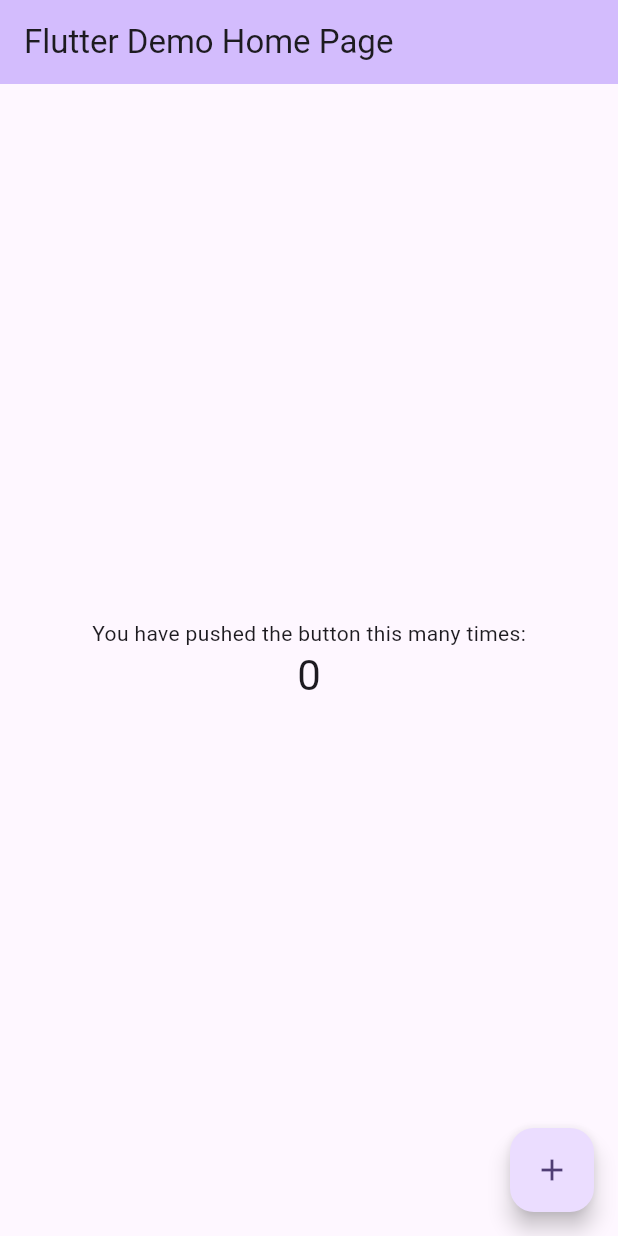
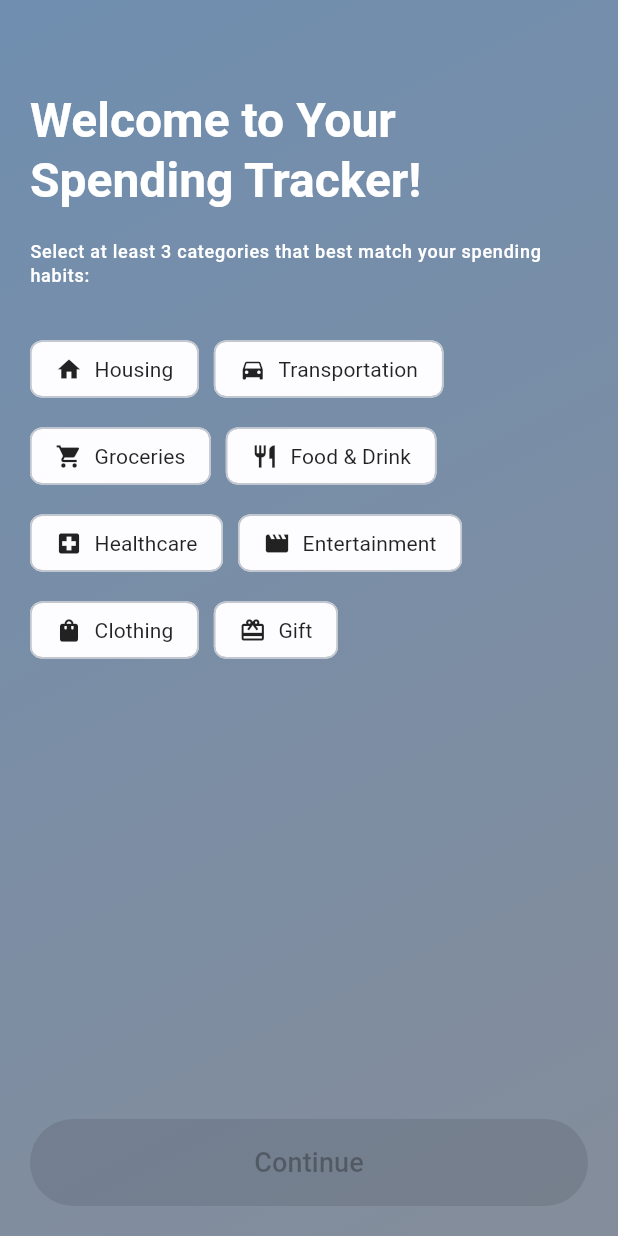
Before and after one commit to tenmo2003/spending-management-flutter, a Flutter app: the screen it shows after launch, on a phone screen of 412 x 824 dp. Run offline on Flutter 3.47's test engine with Material 3 defaults, Android fonts, the light colour scheme and no system bars; our stand-ins replace shared_preferences.

Commit message:
feat: added home screen and category selection screen

```diff
--- a/lib/main.dart
+++ b/lib/main.dart
@@ -1,125 +1,68 @@
 import 'package:flutter/material.dart';
+import 'package:spending_management_app/screens/home_page.dart';
+import 'screens/category_selection_screen.dart';
+import 'package:shared_preferences/shared_preferences.dart';
 
 void main() {
   runApp(const MyApp());
 }
 
 class MyApp extends StatelessWidget {
-  const MyApp({super.key});
+  const MyApp({Key? key}) : super(key: key);
 
-  // This widget is the root of your application.
   @override
   Widget build(BuildContext context) {
     return MaterialApp(
-      title: 'Flutter Demo',
+      title: 'Spending Management App',
       theme: ThemeData(
-        // This is the theme of your application.
-        //
-        // TRY THIS: Try running your application with "flutter run". You'll see
-        // the application has a purple toolbar. Then, without quitting the app,
-        // try changing the seedColor in the colorScheme below to Colors.green
-        // and then invoke "hot reload" (save your changes or press the "hot
-        // reload" button in a Flutter-supported IDE, or press "r" if you used
-        // the command line to start the app).
-        //
-        // Notice that the counter didn't reset back to zero; the application
-        // state is not lost during the reload. To reset the state, use hot
-        // restart instead.
-        //
-        // This works for code too, not just values: Most code changes can be
-        // tested with just a hot reload.
-        colorScheme: ColorScheme.fromSeed(seedColor: Colors.deepPurple),
-        useMaterial3: true,
+        colorScheme: ColorScheme.fromSeed(seedColor: Colors.blue),
+        visualDensity: VisualDensity.adaptivePlatformDensity,
       ),
-      home: const MyHomePage(title: 'Flutter Demo Home Page'),
+      home: const FirstTimeCheck(),
     );
   }
 }
 
-class MyHomePage extends StatefulWidget {
-  const MyHomePage({super.key, required this.title});
-
-  // This widget is the home page of your application. It is stateful, meaning
-  // that it has a State object (defined below) that contains fields that affect
-  // how it looks.
-
-  // This class is the configuration for the state. It holds the values (in this
-  // case the title) provided by the parent (in this case the App widget) and
-  // used by the build method of the State. Fields in a Widget subclass are
-  // always marked "final".
-
-  final String title;
+class FirstTimeCheck extends StatefulWidget {
+  const FirstTimeCheck({Key? key}) : super(key: key);
 
   @override
-  State<MyHomePage> createState() => _MyHomePageState();
+  _FirstTimeCheckState createState() => _FirstTimeCheckState();
 }
 
-class _MyHomePageState extends State<MyHomePage> {
-  int _counter = 0;
+class _FirstTimeCheckState extends State<FirstTimeCheck> {
+  @override
+  void initState() {
+    super.initState();
+    checkFirstTime();
+  }
 
-  void _incrementCounter() {
-    setState(() {
-      // This call to setState tells the Flutter framework that something has
-      // changed in this State, which causes it to rerun the build method below
-      // so that the display can reflect the updated values. If we changed
-      // _counter without calling setState(), then the build method would not be
-      // called again, and so nothing would appear to happen.
-      _counter++;
-    });
+  Future<void> checkFirstTime() async {
+    final prefs = await SharedPreferences.getInstance();
+    final isFirstTime = prefs.getBool('isFirstTime') ?? true;
+
+    if (mounted) {
+      if (isFirstTime) {
+        // First time user, show category selection screen
+        Navigator.of(context).pushReplacement(
+          MaterialPageRoute(
+              builder: (context) => const CategorySelectionScreen()),
+        );
+      } else {
+        // Returning user, show home page
+        Navigator.of(context).pushReplacement(
+          MaterialPageRoute(builder: (context) => const HomePage()),
+        );
+      }
+    }
   }
 
   @override
   Widget build(BuildContext context) {
-    // This method is rerun every time setState is called, for instance as done
-    // by the _incrementCounter method above.
-    //
-    // The Flutter framework has been optimized to make rerunning build methods
-    // fast, so that you can just rebuild anything that needs updating rather
-    // than having to individually change instances of widgets.
-    return Scaffold(
-      appBar: AppBar(
-        // TRY THIS: Try changing the color here to a specific color (to
-        // Colors.amber, perhaps?) and trigger a hot reload to see the AppBar
-        // change color while the other colors stay the same.
-        backgroundColor: Theme.of(context).colorScheme.inversePrimary,
-        // Here we take the value from the MyHomePage object that was created by
-        // the App.build method, and use it to set our appbar title.
-        title: Text(widget.title),
+    return const Scaffold(
+      body: Center(
+        child: CircularProgressIndicator(),
       ),
-      body: Center(
-        // Center is a layout widget. It takes a single child and positions it
-        // in the middle of the parent.
-        child: Column(
-          // Column is also a layout widget. It takes a list of children and
-          // arranges them vertically. By default, it sizes itself to fit its
-          // children horizontally, and tries to be as tall as its parent.
-          //
-          // Column has various properties to control how it sizes itself and
-          // how it positions its children. Here we use mainAxisAlignment to
-          // center the children vertically; the main axis here is the vertical
-          // axis because Columns are vertical (the cross axis would be
-          // horizontal).
-          //
-          // TRY THIS: Invoke "debug painting" (choose the "Toggle Debug Paint"
-          // action in the IDE, or press "p" in the console), to see the
-          // wireframe for each widget.
-          mainAxisAlignment: MainAxisAlignment.center,
-          children: <Widget>[
-            const Text(
-              'You have pushed the button this many times:',
-            ),
-            Text(
-              '$_counter',
-              style: Theme.of(context).textTheme.headlineMedium,
-            ),
-          ],
-        ),
-      ),
-      floatingActionButton: FloatingActionButton(
-        onPressed: _incrementCounter,
-        tooltip: 'Increment',
-        child: const Icon(Icons.add),
-      ), // This trailing comma makes auto-formatting nicer for build methods.
     );
   }
 }
--- /dev/null
+++ b/lib/screens/category_selection_screen.dart
@@ -0,0 +1,150 @@
+import 'package:flutter/material.dart';
+import '../screens/home_page.dart';
+import 'package:shared_preferences/shared_preferences.dart';
+
+class CategorySelectionScreen extends StatefulWidget {
+  const CategorySelectionScreen({Key? key}) : super(key: key);
+
+  @override
+  _CategorySelectionScreenState createState() =>
+      _CategorySelectionScreenState();
+}
+
+class _CategorySelectionScreenState extends State<CategorySelectionScreen> {
+  final List<Map<String, dynamic>> categories = [
+    {'name': 'Housing', 'icon': Icons.home},
+    {'name': 'Transportation', 'icon': Icons.directions_car},
+    {'name': 'Groceries', 'icon': Icons.shopping_cart},
+    {'name': 'Food & Drink', 'icon': Icons.restaurant},
+    {'name': 'Healthcare', 'icon': Icons.local_hospital},
+    {'name': 'Entertainment', 'icon': Icons.movie},
+    {'name': 'Clothing', 'icon': Icons.shopping_bag},
+    {'name': 'Gift', 'icon': Icons.card_giftcard},
+  ];
+
+  final Set<String> selectedCategories = {};
+
+  @override
+  Widget build(BuildContext context) {
+    return Scaffold(
+      body: Container(
+        decoration: BoxDecoration(
+          gradient: LinearGradient(
+            begin: Alignment.topLeft,
+            end: Alignment.bottomRight,
+            colors: [
+              Theme.of(context).colorScheme.primary.withOpacity(0.7),
+              Theme.of(context).colorScheme.secondary.withOpacity(0.7),
+            ],
+          ),
+        ),
+        child: SafeArea(
+          child: Padding(
+            padding: const EdgeInsets.all(20.0),
+            child: Column(
+              crossAxisAlignment: CrossAxisAlignment.start,
+              children: [
+                const SizedBox(height: 40),
+                Text(
+                  'Welcome to Your\nSpending Tracker!',
+                  style: Theme.of(context).textTheme.headlineLarge?.copyWith(
+                        color: Colors.white,
+                        fontWeight: FontWeight.bold,
+                      ),
+                ),
+                const SizedBox(height: 20),
+                Text(
+                  'Select at least 3 categories that best match your spending habits:',
+                  style: Theme.of(context).textTheme.labelMedium?.copyWith(
+                        color: Colors.white,
+                      ),
+                ),
+                const SizedBox(height: 30),
+                Expanded(
+                  child: SingleChildScrollView(
+                    child: Wrap(
+                      spacing: 10,
+                      runSpacing: 10,
+                      children: categories.map((category) {
+                        final isSelected =
+                            selectedCategories.contains(category['name']);
+                        return FilterChip(
+                          label: Row(
+                            mainAxisSize: MainAxisSize.min,
+                            children: [
+                              Icon(
+                                category['icon'] as IconData,
+                                size: 18,
+                                color:
+                                    isSelected ? Colors.white : Colors.black87,
+                              ),
+                              const SizedBox(width: 8),
+                              Text(category['name'] as String),
+                            ],
+                          ),
+                          selected: isSelected,
+                          onSelected: (bool selected) {
+                            setState(() {
+                              if (selected) {
+                                selectedCategories
+                                    .add(category['name'] as String);
+                              } else {
+                                selectedCategories
+                                    .remove(category['name'] as String);
+                              }
+                            });
+                          },
+                          backgroundColor: Colors.white.withOpacity(0.7),
+                          selectedColor:
+                              Theme.of(context).colorScheme.secondary,
+                          checkmarkColor: Colors.white,
+                          labelStyle: TextStyle(
+                            color: isSelected ? Colors.white : Colors.black87,
+                            fontWeight: isSelected
+                                ? FontWeight.bold
+                                : FontWeight.normal,
+                          ),
+                        );
+                      }).toList(),
+                    ),
+                  ),
+                ),
+                const SizedBox(height: 20),
+                SizedBox(
+                  width: double.infinity,
+                  child: ElevatedButton(
+                    onPressed: selectedCategories.length >= 3
+                        ? () async {
+                            // final prefs = await SharedPreferences.getInstance();
+                            // await prefs.setStringList('selectedCategories',
+                            //     selectedCategories.toList());
+                            // await prefs.setBool('isFirstTime', false);
+                            Navigator.of(context).pushReplacement(
+                              MaterialPageRoute(
+                                  builder: (context) => const HomePage()),
+                            );
+                          }
+                        : null,
+                    style: ElevatedButton.styleFrom(
+                      backgroundColor: Theme.of(context).colorScheme.secondary,
+                      shape: RoundedRectangleBorder(
+                        borderRadius: BorderRadius.circular(30),
+                      ),
+                    ),
+                    child: const Padding(
+                      padding: EdgeInsets.symmetric(vertical: 16.0),
+                      child: Text(
+                        'Continue',
+                        style: TextStyle(fontSize: 18),
+                      ),
+                    ),
+                  ),
+                ),
+              ],
+            ),
+          ),
+        ),
+      ),
+    );
+  }
+}
--- a/pubspec.yaml
+++ b/pubspec.yaml
@@ -35,6 +35,7 @@ dependencies:
   # Use with the CupertinoIcons class for iOS style icons.
   cupertino_icons: ^1.0.8
   sqflite: ^2.4.1
+  shared_preferences: ^2.3.3
 
 dev_dependencies:
   flutter_test:
```
Also changed, not shown: lib/screens/home_page.dart (added, +62 -0 lines), lib/widgets/quick_actions.dart (added, +106 -0 lines), lib/widgets/recent_transactions.dart (added, +37 -0 lines), lib/widgets/summary_card.dart (added, +57 -0 lines), pubspec.lock, 1 other file.
